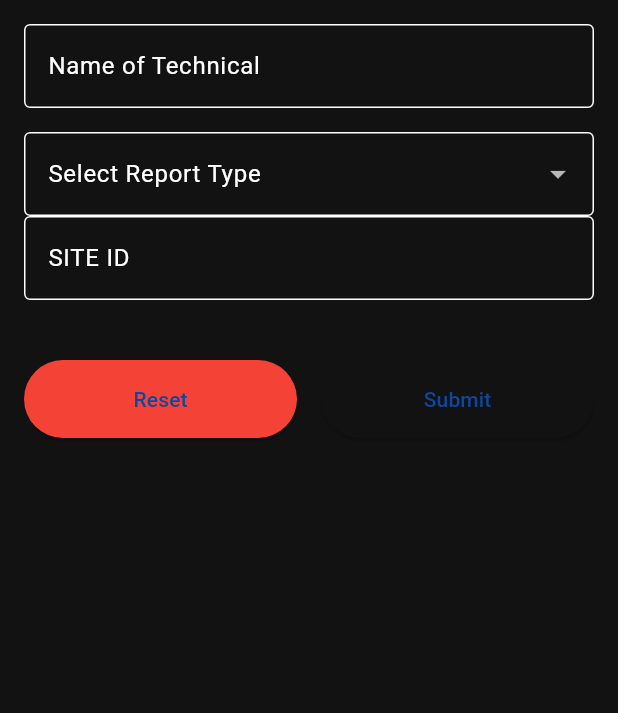
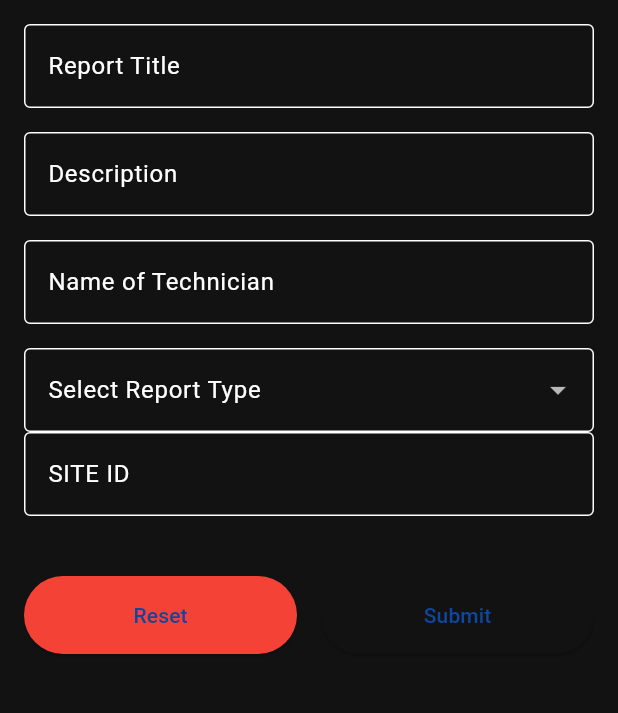
Before and after one commit to Raxan7/data_collector, a Flutter app: the FormScreen screen opened by its route, after a tap on "Submit", on a phone screen of 412 x 824 dp, the part 84-797 px from its top. Run offline on Flutter 3.47's test engine with Material 3 defaults, Android fonts, the phone set to English and light mode, and no system bars; drawn by our look-alikes of flutter_form_builder; our stand-ins replace cloud_firestore, csv, device_info_plus, firebase_auth, firebase_core, firebase_storage and 5 more; missing offline and left inert: cloudinary; accounts and stored records are empty.

Commit message:
Updated the form screen

```diff
--- a/lib/screens/form_screen.dart
+++ b/lib/screens/form_screen.dart
@@ -16,34 +16,35 @@ class _FormScreenState extends State<FormScreen> {
   final _formKey = GlobalKey<FormBuilderState>();
   final List<String> _reportTypes = ['LUKU', 'FUEL'];
   String? _selectedReportType;
-  String? _plcDisplayPhotoPath;
-  String? _lukuBeforePhotoPath;
-  String? _lukuAfterPhotoPath;
+  File? _plcDisplayPhoto;
+  File? _lukuBeforePhoto;
+  File? _lukuAfterPhoto;
 
-  final TextEditingController titleController = TextEditingController();
-  final TextEditingController descriptionController = TextEditingController();
-  final TextEditingController technicianNameController = TextEditingController();
-  final TextEditingController reportTypeController = TextEditingController();
-  final TextEditingController siteIdController = TextEditingController();
-  final TextEditingController fuelRemainingBeforeController = TextEditingController();
-  final TextEditingController fuelAddedController = TextEditingController();
-  final TextEditingController genRunningHoursController = TextEditingController();
-  final TextEditingController lukuUnitsBeforeController = TextEditingController();
-  final TextEditingController lukuUnitsAfterController = TextEditingController();
+  // Controllers for all fields
+  final TextEditingController _titleController = TextEditingController();
+  final TextEditingController _descriptionController = TextEditingController();
+  final TextEditingController _technicianNameController = TextEditingController();
+  final TextEditingController _siteIdController = TextEditingController();
+  final TextEditingController _fuelRemainingBeforeController = TextEditingController();
+  final TextEditingController _fuelAddedController = TextEditingController();
+  final TextEditingController _genRunningHoursController = TextEditingController();
+  final TextEditingController _lukuUnitsBeforeController = TextEditingController();
+  final TextEditingController _lukuUnitsAfterController = TextEditingController();
 
   Future<void> _takePhoto(String photoType) async {
     final image = await ImagePicker().pickImage(source: ImageSource.camera);
     if (image != null) {
       setState(() {
+        final file = File(image.path);
         switch (photoType) {
           case 'plc':
-            _plcDisplayPhotoPath = image.path;
+            _plcDisplayPhoto = file;
             break;
           case 'luku_before':
-            _lukuBeforePhotoPath = image.path;
+            _lukuBeforePhoto = file;
             break;
           case 'luku_after':
-            _lukuAfterPhotoPath = image.path;
+            _lukuAfterPhoto = file;
             break;
         }
       });
@@ -51,68 +52,95 @@ class _FormScreenState extends State<FormScreen> {
   }
 
   void _submitForm() async {
-    if (_formKey.currentState!.saveAndValidate()) {
+    if (_formKey.currentState?.saveAndValidate() ?? false) {
       try {
+        // Get the form values
+        final formValues = _formKey.currentState!.value;
+
+        // Create the report with all fields
         final report = TechnicalReport(
           id: '', // Firestore will auto-generate ID
-          title: titleController.text,
-          description: descriptionController.text,
-          technicianName: technicianNameController.text,
-          reportType: reportTypeController.text,
-          siteId: siteIdController.text,
+          title: formValues['title'] ?? '',
+          description: formValues['description'] ?? '',
+          technicianName: formValues['technicianName'] ?? '',
+          reportType: _selectedReportType ?? '',
+          siteId: formValues['siteId'] ?? '',
           createdAt: DateTime.now(),
           timestamp: DateTime.now(),
-          fuelRemainingBefore: fuelRemainingBeforeController.text.isNotEmpty
-              ? double.tryParse(fuelRemainingBeforeController.text)
+          fuelRemainingBefore: formValues['fuelRemainingBefore'] != null
+              ? double.tryParse(formValues['fuelRemainingBefore'].toString())
               : null,
-          fuelAdded: fuelAddedController.text.isNotEmpty
-              ? double.tryParse(fuelAddedController.text)
+          fuelAdded: formValues['fuelAdded'] != null
+              ? double.tryParse(formValues['fuelAdded'].toString())
               : null,
-          genRunningHours: genRunningHoursController.text.isNotEmpty
-              ? double.tryParse(genRunningHoursController.text)
+          genRunningHours: formValues['genRunningHours'] != null
+              ? double.tryParse(formValues['genRunningHours'].toString())
               : null,
-          plcDisplayPhotoUrl: _plcDisplayPhotoPath,
-          lukuUnitsBefore: lukuUnitsBeforeController.text.isNotEmpty
-              ? double.tryParse(lukuUnitsBeforeController.text)
+          plcDisplayPhotoUrl: _plcDisplayPhoto?.path,
+          lukuUnitsBefore: formValues['lukuUnitsBefore'] != null
+              ? double.tryParse(formValues['lukuUnitsBefore'].toString())
               : null,
-          lukuUnitsAfter: lukuUnitsAfterController.text.isNotEmpty
-              ? double.tryParse(lukuUnitsAfterController.text)
+          lukuUnitsAfter: formValues['lukuUnitsAfter'] != null
+              ? double.tryParse(formValues['lukuUnitsAfter'].toString())
               : null,
-          lukuBeforePhotoUrl: _lukuBeforePhotoPath,
-          lukuAfterPhotoUrl: _lukuAfterPhotoPath,
+          lukuBeforePhotoUrl: _lukuBeforePhoto?.path,
+          lukuAfterPhotoUrl: _lukuAfterPhoto?.path,
         );
 
         await DBService.addEntry(report);
+
+        if (!mounted) return;
         ScaffoldMessenger.of(context).showSnackBar(
-          const SnackBar(content: Text('Report submitted successfully!')),
+          const SnackBar(
+            content: Text('Report submitted successfully!'),
+            behavior: SnackBarBehavior.floating,
+          ),
         );
         _resetForm();
       } catch (e) {
+        if (!mounted) return;
         ScaffoldMessenger.of(context).showSnackBar(
-          SnackBar(content: Text('Submission failed: ${e.toString()}')),
+          SnackBar(
+            content: Text('Submission failed: ${e.toString()}'),
+            behavior: SnackBarBehavior.floating,
+          ),
         );
       }
     }
   }
 
   void _resetForm() {
-    _formKey.currentState!.reset();
+    _formKey.currentState?.reset();
     setState(() {
       _selectedReportType = null;
-      _plcDisplayPhotoPath = null;
-      _lukuBeforePhotoPath = null;
-      _lukuAfterPhotoPath = null;
+      _plcDisplayPhoto = null;
+      _lukuBeforePhoto = null;
+      _lukuAfterPhoto = null;
     });
-    titleController.clear();
-    descriptionController.clear();
-    technicianNameController.clear();
-    reportTypeController.clear();
-    siteIdController.clear();
-    fuelRemainingBeforeController.clear();
-    fuelAddedController.clear();
-    genRunningHoursController.clear();
-    lukuUnitsBeforeController.clear();
-    lukuUnitsAfterController.clear();
+    _titleController.clear();
+    _descriptionController.clear();
+    _technicianNameController.clear();
+    _siteIdController.clear();
+    _fuelRemainingBeforeController.clear();
+    _fuelAddedController.clear();
+    _genRunningHoursController.clear();
+    _lukuUnitsBeforeController.clear();
+    _lukuUnitsAfterController.clear();
+  }
+
+  TextEditingController _getControllerForField(String fieldName) {
+    switch (fieldName) {
+      case 'title': return _titleController;
+      case 'description': return _descriptionController;
+      case 'technicianName': return _technicianNameController;
+      case 'siteId': return _siteIdController;
+      case 'fuelRemainingBefore': return _fuelRemainingBeforeController;
+      case 'fuelAdded': return _fuelAddedController;
+      case 'genRunningHours': return _genRunningHoursController;
+      case 'lukuUnitsBefore': return _lukuUnitsBeforeController;
+      case 'lukuUnitsAfter': return _lukuUnitsAfterController;
+      default: return TextEditingController();
+    }
   }
 
   @override
@@ -133,7 +161,9 @@ class _FormScreenState extends State<FormScreen> {
           key: _formKey,
           child: Column(
             children: [
-              _buildTextField('technicianName', 'Name of Technical', true),
+              _buildTextField('title', 'Report Title', false),
+              _buildTextField('description', 'Description', false),
+              _buildTextField('technicianName', 'Name of Technician', true),
 
               FormBuilderDropdown<String>(
                 name: 'reportType',
@@ -162,8 +192,8 @@ class _FormScreenState extends State<FormScreen> {
                 _buildNumberField('fuelAdded', 'Fuel Added', true),
                 _buildNumberField('genRunningHours', 'Gen Running Hours', true),
 
-                if (_plcDisplayPhotoPath != null)
-                  _buildPhotoPreview(_plcDisplayPhotoPath!),
+                if (_plcDisplayPhoto != null)
+                  _buildPhotoPreview(_plcDisplayPhoto!),
 
                 ElevatedButton.icon(
                   icon: const Icon(Icons.camera_alt),
@@ -179,8 +209,8 @@ class _FormScreenState extends State<FormScreen> {
                 _buildNumberField('lukuUnitsBefore', 'Luku Remain Units Before Add', true),
                 _buildNumberField('lukuUnitsAfter', 'Luku Units After Added', true),
 
-                if (_lukuBeforePhotoPath != null)
-                  _buildPhotoPreview(_lukuBeforePhotoPath!),
+                if (_lukuBeforePhoto != null)
+                  _buildPhotoPreview(_lukuBeforePhoto!),
 
                 ElevatedButton.icon(
                   icon: const Icon(Icons.camera_alt),
@@ -188,8 +218,8 @@ class _FormScreenState extends State<FormScreen> {
                   onPressed: () => _takePhoto('luku_before'),
                 ),
 
-                if (_lukuAfterPhotoPath != null)
-                  _buildPhotoPreview(_lukuAfterPhotoPath!),
+                if (_lukuAfterPhoto != null)
+                  _buildPhotoPreview(_lukuAfterPhoto!),
 
                 ElevatedButton.icon(
                   icon: const Icon(Icons.camera_alt),
@@ -235,6 +265,7 @@ class _FormScreenState extends State<FormScreen> {
       padding: const EdgeInsets.only(bottom: 16),
       child: FormBuilderTextField(
         name: name,
+        controller: _getControllerForField(name),
         decoration: InputDecoration(
           labelText: label,
           border: const OutlineInputBorder(),
@@ -253,6 +284,7 @@ class _FormScreenState extends State<FormScreen> {
       padding: const EdgeInsets.only(bottom: 16),
       child: FormBuilderTextField(
         name: name,
+        controller: _getControllerForField(name),
         decoration: InputDecoration(
           labelText: label,
           border: const OutlineInputBorder(),
@@ -269,13 +301,13 @@ class _FormScreenState extends State<FormScreen> {
     );
   }
 
-  Widget _buildPhotoPreview(String path) {
+  Widget _buildPhotoPreview(File image) {
     return Padding(
       padding: const EdgeInsets.only(bottom: 16),
       child: ClipRRect(
         borderRadius: BorderRadius.circular(8),
         child: Image.file(
-          File(path),
+          image,
           height: 150,
           fit: BoxFit.cover,
         ),
```
